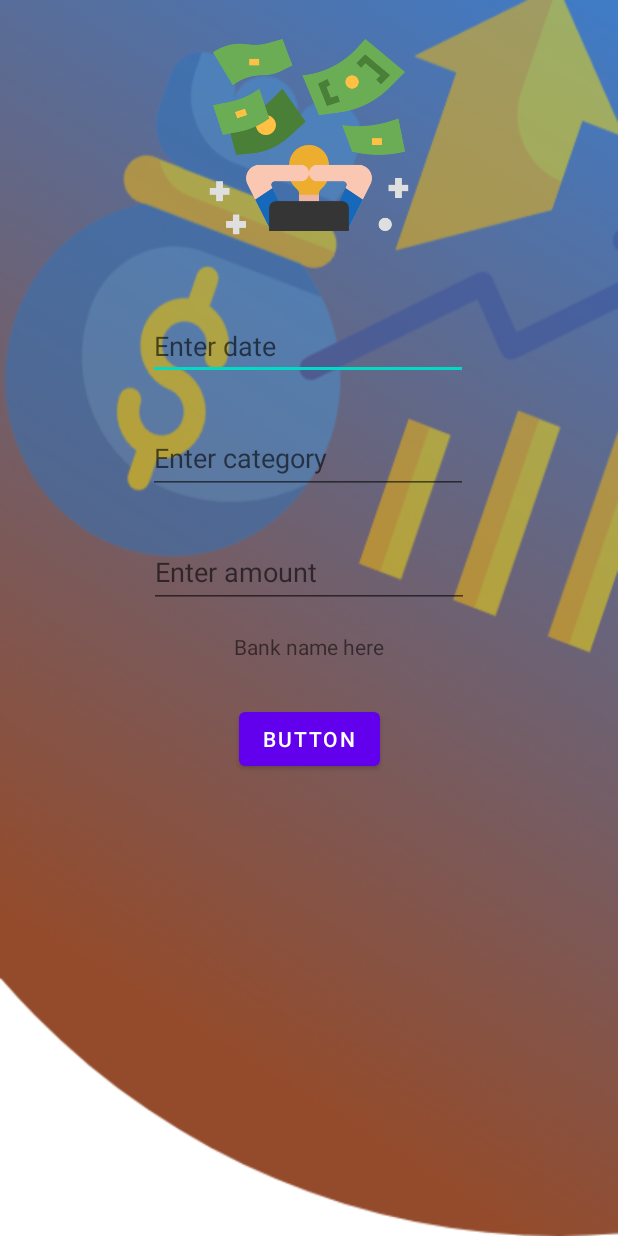
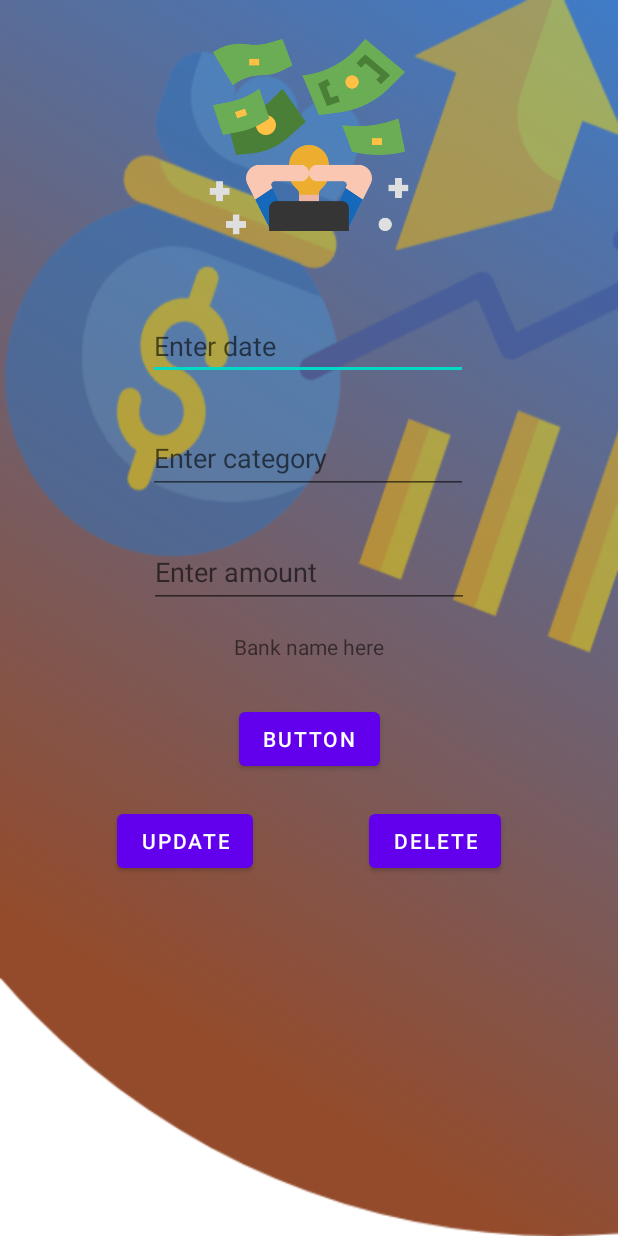
Before and after one commit to yakusugi/OfflineBudgetTrackerAppProject, an Android app: the layout activity_new_budget_tracker_income.xml on its own in the app's theme, with its tools: preview values and no code run, on a phone screen of 412 x 824 dp. Run offline under Robolectric (Android 15) with nearby library versions, the light colour scheme and no system bars.

Commit message:
commit Apr 25 2022
Added update/delete functions on BudgetTrackerIncomeDao

```diff
--- a/app/src/main/java/com/myproject/offlinebudgettrackerappproject/model/BudgetTrackerIncomeViewModel.java
+++ b/app/src/main/java/com/myproject/offlinebudgettrackerappproject/model/BudgetTrackerIncomeViewModel.java
@@ -4,6 +4,7 @@ import android.app.Application;
 
 import androidx.annotation.NonNull;
 import androidx.lifecycle.AndroidViewModel;
+import androidx.lifecycle.LiveData;
 
 import com.myproject.offlinebudgettrackerappproject.data.BudgetTrackerIncomeRepository;
 
@@ -31,5 +32,9 @@ public class BudgetTrackerIncomeViewModel extends AndroidViewModel {
         return incomeCategoryLists;
     }
 
+    public LiveData<BudgetTrackerIncome> getBudgetTrackerIncomeId(int id) {return incomeRepository.getBudgetTrackerIncomeId(id);}
+    public static void updateBudgetTrackerIncome(BudgetTrackerIncome budgetTrackerIncome) {incomeRepository.updateBudgetTrackerIncome(budgetTrackerIncome);}
+    public static void deleteBudgetTrackerIncome(BudgetTrackerIncome budgetTrackerIncome) {incomeRepository.deleteBudgetTrackerIncome(budgetTrackerIncome);}
+
 
 }
--- a/app/src/main/res/layout/activity_new_budget_tracker_income.xml
+++ b/app/src/main/res/layout/activity_new_budget_tracker_income.xml
@@ -4,9 +4,8 @@
     xmlns:tools="http://schemas.android.com/tools"
     android:layout_width="match_parent"
     android:layout_height="match_parent"
-    tools:context=".NewBudgetTrackerIncome"
     android:background="@drawable/income_bg"
-    >
+    tools:context=".NewBudgetTrackerIncome">
 
 
     <ImageView
@@ -75,11 +74,32 @@
         android:id="@+id/save_button_budget_tracker_income"
         android:layout_width="wrap_content"
         android:layout_height="wrap_content"
+        android:layout_marginTop="28dp"
         android:text="Button"
-        android:layout_marginTop="28dp"
         app:layout_constraintEnd_toEndOf="parent"
         app:layout_constraintStart_toStartOf="parent"
-        app:layout_constraintTop_toBottomOf="@+id/income_bank_name"
-         />
+        app:layout_constraintTop_toBottomOf="@+id/income_bank_name" />
+
+    <Button
+        android:id="@+id/income_delete_btn"
+        android:layout_width="wrap_content"
+        android:layout_height="wrap_content"
+        android:layout_marginTop="20dp"
+        android:text="Delete"
+        app:layout_constraintEnd_toEndOf="parent"
+        app:layout_constraintHorizontal_bias="0.5"
+        app:layout_constraintStart_toEndOf="@+id/income_update_btn"
+        app:layout_constraintTop_toBottomOf="@+id/save_button_budget_tracker_income" />
+
+    <Button
+        android:id="@+id/income_update_btn"
+        android:layout_width="wrap_content"
+        android:layout_height="wrap_content"
+        android:layout_marginTop="20dp"
+        android:text="Update"
+        app:layout_constraintEnd_toStartOf="@+id/income_delete_btn"
+        app:layout_constraintHorizontal_bias="0.5"
+        app:layout_constraintStart_toStartOf="parent"
+        app:layout_constraintTop_toBottomOf="@+id/save_button_budget_tracker_income" />
 
 </androidx.constraintlayout.widget.ConstraintLayout>
```
Also changed, not shown: app/src/main/java/com/myproject/offlinebudgettrackerappproject/BudgetTrackerIncomeActivity.java (+19 -0 lines), app/src/main/java/com/myproject/offlinebudgettrackerappproject/NewBudgetTrackerIncome.java (+88 -0 lines), app/src/main/java/com/myproject/offlinebudgettrackerappproject/data/BudgetTrackerIncomeDao.java (+12 -0 lines), app/src/main/java/com/myproject/offlinebudgettrackerappproject/data/BudgetTrackerIncomeRepository.java (+12 -0 lines).
